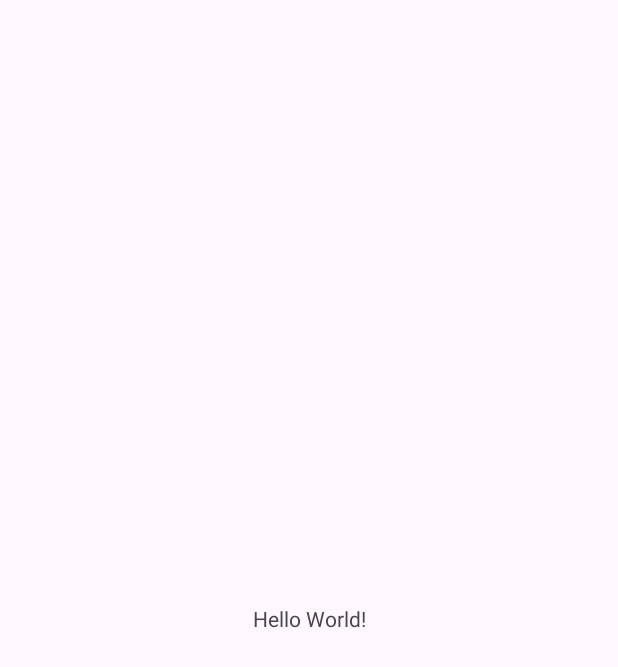
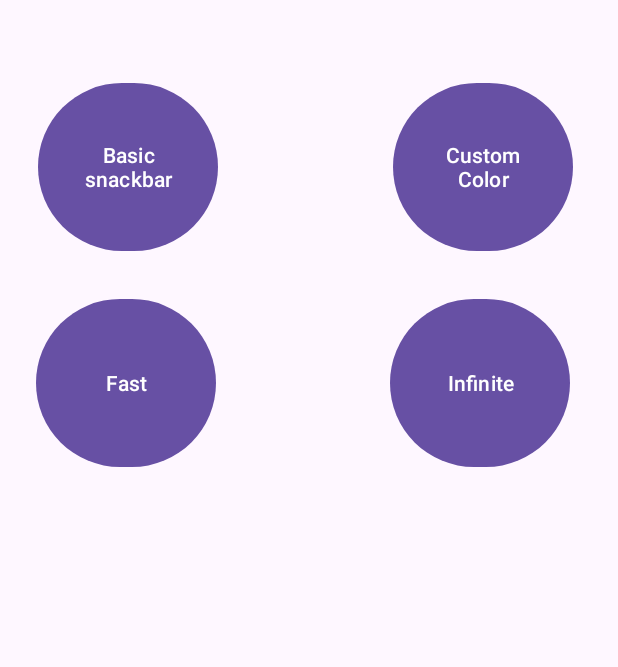
Before and after one commit to Dev-Josh-Graham/Co-op-Project-1, an Android app: the screen it shows after launch (MainActivity), on a phone screen of 412 x 824 dp. Before the commit the part shown is almost empty. Shown: the top 667 px of the screen. Run offline under Robolectric (Android 15) with nearby library versions, the phone set to English and light mode, and no system bars.

Commit message:
First push

```diff
--- a/app/src/main/java/com/example/snackbardemo/MainActivity.java
+++ b/app/src/main/java/com/example/snackbardemo/MainActivity.java
@@ -1,14 +1,94 @@
 package com.example.snackbardemo;
+
+import android.graphics.Color;
+import android.os.Bundle;
+import android.view.View;
+import android.widget.Button;
 
 import androidx.appcompat.app.AppCompatActivity;
 
-import android.os.Bundle;
+import com.google.android.material.snackbar.BaseTransientBottomBar;
+import com.google.android.material.snackbar.Snackbar;
 
 public class MainActivity extends AppCompatActivity {
+
+    // Setting the instance variables for each button
+    private Button btnSnackbar1, btnSnackbar2, btnSnackbar3, btnSnackbar4;
 
     @Override
     protected void onCreate(Bundle savedInstanceState) {
         super.onCreate(savedInstanceState);
         setContentView(R.layout.activity_main);
+
+        // Associating each button variable to its ID
+        btnSnackbar1 = findViewById(R.id.button);
+        btnSnackbar2 = findViewById(R.id.button2);
+        btnSnackbar3 = findViewById(R.id.button3);
+        btnSnackbar4 = findViewById(R.id.button4);
+
+        // Setting anonymous "On Click" listeners for each button
+        btnSnackbar1.setOnClickListener(new View.OnClickListener(){
+            @Override
+            public void onClick(View view) {
+                // Instantiating a Snackbar object
+                Snackbar snackbar = Snackbar.make(view, "I'm a plain old snackbar!", BaseTransientBottomBar.LENGTH_LONG);
+
+                // Displaying the Snackbar
+                snackbar.show();
+            }
+        });
+
+        btnSnackbar2.setOnClickListener(new View.OnClickListener(){
+            @Override
+            public void onClick(View view) {
+                // Instantiating a Snackbar object
+                Snackbar snackbar = Snackbar.make(view, "I'm a colorful snackbar!", BaseTransientBottomBar.LENGTH_LONG);
+
+                // Setting the text color of the Snackbar
+                snackbar.setTextColor(Color.parseColor("#FF4500"));
+
+                // Displaying the Snackbar
+                snackbar.show();
+            }
+        });
+
+        btnSnackbar3.setOnClickListener(new View.OnClickListener(){
+            @Override
+            public void onClick(View view) {
+                // Instantiating a Snackbar object
+                Snackbar snackbar = Snackbar.make(view, "I'm a fast snackbar!", 1000);
+
+                // Setting the text color of the Snackbar
+                snackbar.setTextColor(Color.parseColor("#008b00"));
+
+                // Displaying the Snackbar
+                snackbar.show();
+            }
+        });
+
+        btnSnackbar4.setOnClickListener(new View.OnClickListener(){
+            @Override
+            public void onClick(View view) {
+                // Instantiating a Snackbar object
+                Snackbar snackbar = Snackbar.make(view, "I'm here to stay! (until you're done with me)", BaseTransientBottomBar.LENGTH_INDEFINITE);
+
+                // Setting the text color of the Snackbar
+                snackbar.setTextColor(Color.parseColor("#008b00"));
+
+                // Setting the Snackbar action to dismiss the Snackbar
+                snackbar.setAction("X", new View.OnClickListener() {
+                    @Override
+                    public void onClick(View view) {
+                        snackbar.dismiss();
+                    }
+                });
+
+                // Setting the text color of the Snackbar action button
+                snackbar.setActionTextColor(Color.parseColor("#FF4500"));
+
+                // Displaying the Snackbar
+                snackbar.show();
+            }
+        });
     }
 }
--- a/app/src/main/res/layout/activity_main.xml
+++ b/app/src/main/res/layout/activity_main.xml
@@ -6,13 +6,45 @@
     android:layout_height="match_parent"
     tools:context=".MainActivity">
 
-    <TextView
-        android:layout_width="wrap_content"
-        android:layout_height="wrap_content"
-        android:text="Hello World!"
-        app:layout_constraintBottom_toBottomOf="parent"
-        app:layout_constraintEnd_toEndOf="parent"
+
+    <Button
+        android:id="@+id/button"
+        android:layout_width="120dp"
+        android:layout_height="120dp"
+        android:layout_marginStart="25dp"
+        android:layout_marginTop="51dp"
+        android:text="Basic snackbar"
         app:layout_constraintStart_toStartOf="parent"
         app:layout_constraintTop_toTopOf="parent" />
 
+    <Button
+        android:id="@+id/button2"
+        android:layout_width="120dp"
+        android:layout_height="120dp"
+        android:layout_marginTop="51dp"
+        android:layout_marginEnd="30dp"
+        android:text="Custom Color"
+        app:layout_constraintEnd_toEndOf="parent"
+        app:layout_constraintTop_toTopOf="parent" />
+
+    <Button
+        android:id="@+id/button3"
+        android:layout_width="120dp"
+        android:layout_height="120dp"
+        android:layout_marginStart="24dp"
+        android:layout_marginTop="24dp"
+        android:text="Fast"
+        app:layout_constraintStart_toStartOf="parent"
+        app:layout_constraintTop_toBottomOf="@+id/button" />
+
+    <Button
+        android:id="@+id/button4"
+        android:layout_width="120dp"
+        android:layout_height="120dp"
+        android:layout_marginTop="24dp"
+        android:layout_marginEnd="32dp"
+        android:text="Infinite"
+        app:layout_constraintEnd_toEndOf="parent"
+        app:layout_constraintTop_toBottomOf="@+id/button2" />
+
 </androidx.constraintlayout.widget.ConstraintLayout>
```
